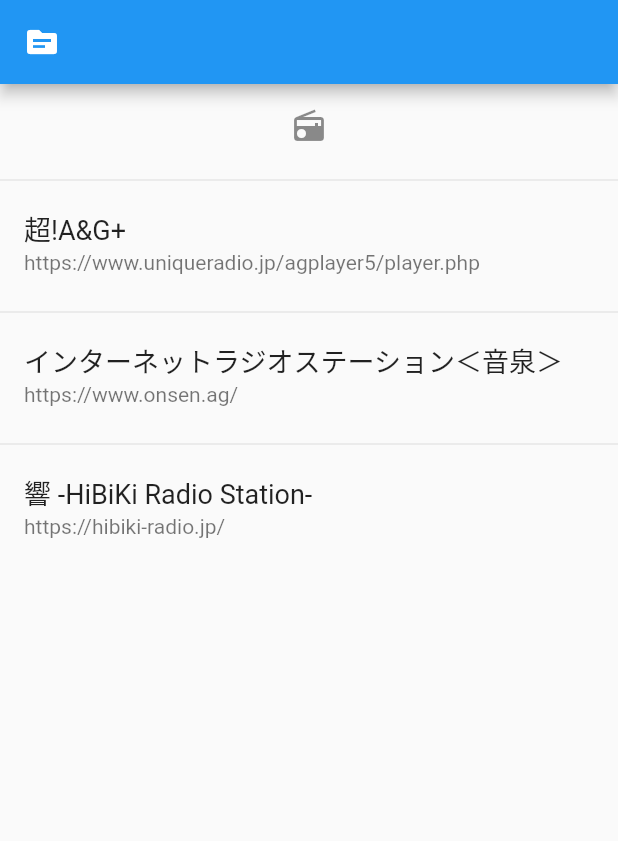
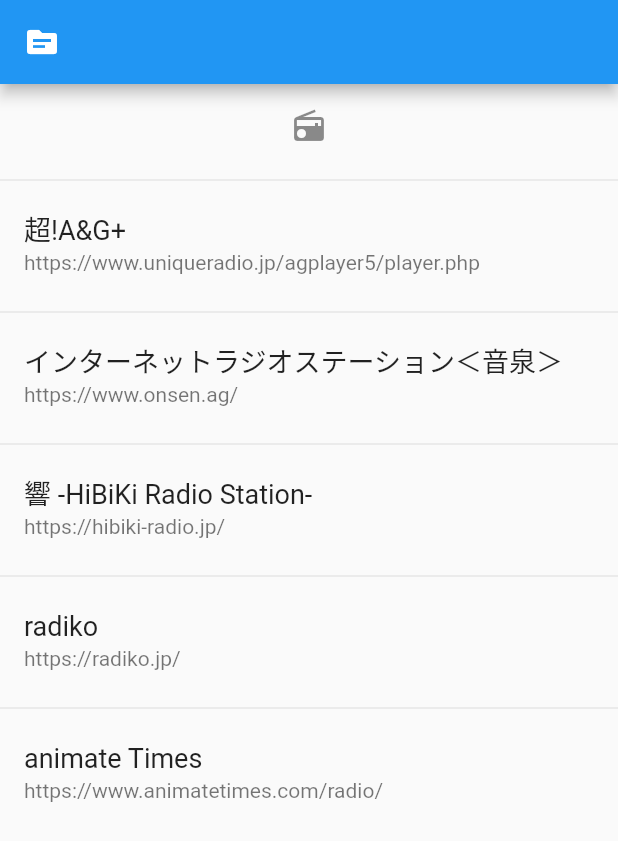
Before and after one commit to shichi18/multi_radio_app, a Flutter app: the screen it shows after launch, on a phone screen of 412 x 824 dp. Shown: the top 841 px of the screen. Run offline on Flutter 3.47's test engine with Material 2 defaults, Android fonts, the phone set to English and light mode, and no system bars; our stand-ins replace webview_flutter.

Commit message:
[add] add radio url

```diff
--- a/lib/radio_data.dart
+++ b/lib/radio_data.dart
@@ -2,6 +2,8 @@ final radioDataList = [
   RadioData('超!A&G+', 'https://www.uniqueradio.jp/agplayer5/player.php'),
   RadioData('インターネットラジオステーション＜音泉＞', 'https://www.onsen.ag/'),
   RadioData('響 -HiBiKi Radio Station-', 'https://hibiki-radio.jp/'),
+  RadioData('radiko', 'https://radiko.jp/'),
+  RadioData('animate Times', 'https://www.animatetimes.com/radio/'),
 ];
 
 class RadioData {
--- a/pubspec.yaml
+++ b/pubspec.yaml
@@ -12,6 +12,7 @@ dependencies:
 
   cupertino_icons: ^1.0.3 #https://pub.dev/packages/cupertino_icons
   webview_flutter: ^2.0.8 #https://pub.dev/packages/webview_flutter
+  # flutter_inappwebview: ^5.3.2 #https://pub.dev/packages/flutter_inappwebview
 
 dev_dependencies:
   flutter_test:
```
Also changed, not shown: 1 other file.
